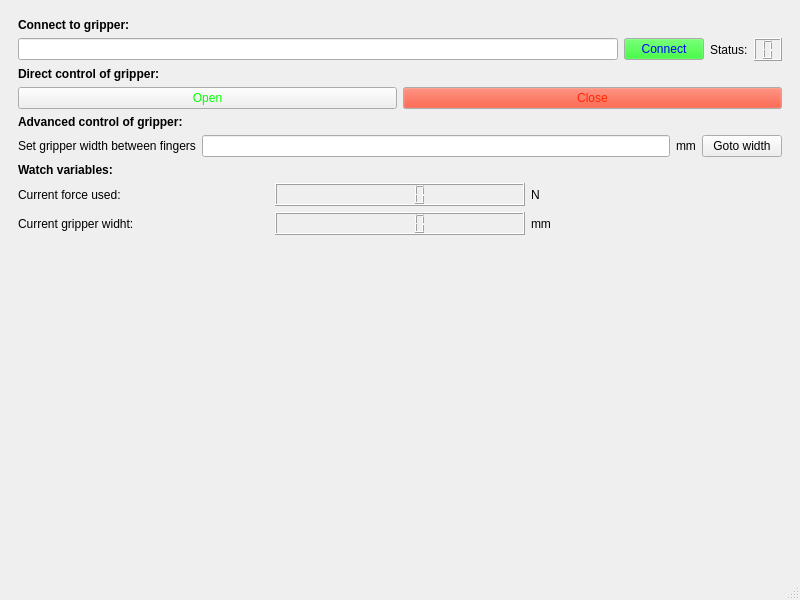
Before: the Qt Designer form Cpp Rasbarry PI/RobotHand/MainWindow.ui in Andreasgdp/Robot-hand-semester-2, drawn with Qt 5.
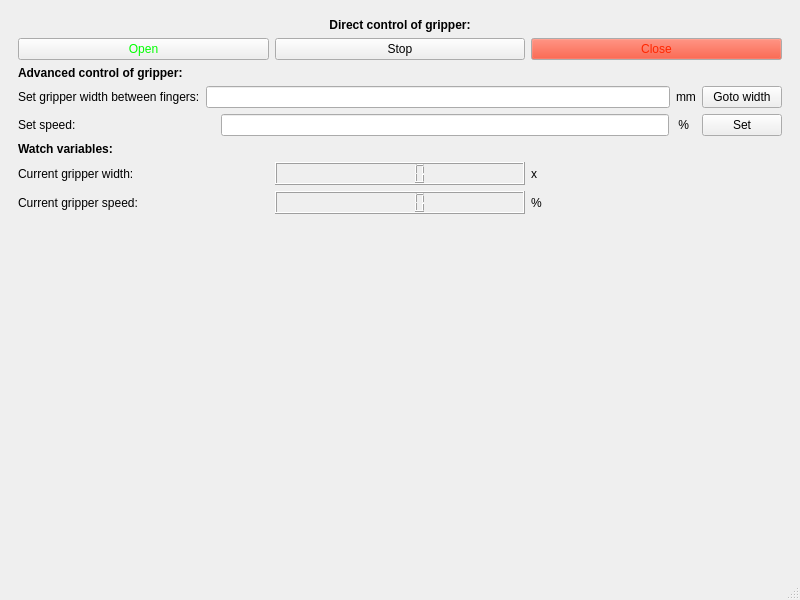
After: the same form once the commit is applied. Icons and pictures are not drawn.

The edit to the form file:
```diff
--- a/Cpp Rasbarry PI/RobotHand/MainWindow.ui
+++ b/Cpp Rasbarry PI/RobotHand/MainWindow.ui
@@ -33,135 +33,6 @@
        <item>
         <widget class="QWidget" name="widget_2" native="true">
          <layout class="QVBoxLayout" name="verticalLayout_3">
-          <item>
-           <widget class="QLabel" name="ConnectLabel">
-            <property name="font">
-             <font>
-              <weight>75</weight>
-              <bold>true</bold>
-             </font>
-            </property>
-            <property name="text">
-             <string>Connect to gripper:</string>
-            </property>
-            <property name="textFormat">
-             <enum>Qt::RichText</enum>
-            </property>
-           </widget>
-          </item>
-          <item>
-           <widget class="QWidget" name="Connectwidget" native="true">
-            <layout class="QHBoxLayout" name="horizontalLayout">
-             <property name="leftMargin">
-              <number>0</number>
-             </property>
-             <property name="topMargin">
-              <number>0</number>
-             </property>
-             <property name="rightMargin">
-              <number>0</number>
-             </property>
-             <property name="bottomMargin">
-              <number>0</number>
-             </property>
-             <item>
-              <widget class="QLineEdit" name="lConnect"/>
-             </item>
-             <item>
-              <widget class="QPushButton" name="btConnect">
-               <property name="palette">
-                <palette>
-                 <active>
-                  <colorrole role="Button">
-                   <brush brushstyle="SolidPattern">
-                    <color alpha="255">
-                     <red>0</red>
-                     <green>249</green>
-                     <blue>0</blue>
-                    </color>
-                   </brush>
-                  </colorrole>
-                  <colorrole role="ButtonText">
-                   <brush brushstyle="SolidPattern">
-                    <color alpha="255">
-                     <red>0</red>
-                     <green>0</green>
-                     <blue>255</blue>
-                    </color>
-                   </brush>
-                  </colorrole>
-                 </active>
-                 <inactive>
-                  <colorrole role="Button">
-                   <brush brushstyle="SolidPattern">
-                    <color alpha="255">
-                     <red>0</red>
-                     <green>249</green>
-                     <blue>0</blue>
-                    </color>
-                   </brush>
-                  </colorrole>
-                  <colorrole role="ButtonText">
-                   <brush brushstyle="SolidPattern">
-                    <color alpha="255">
-                     <red>0</red>
-                     <green>0</green>
-                     <blue>255</blue>
-                    </color>
-                   </brush>
-                  </colorrole>
-                 </inactive>
-                 <disabled>
-                  <colorrole role="Button">
-                   <brush brushstyle="SolidPattern">
-                    <color alpha="255">
-                     <red>0</red>
-                     <green>249</green>
-                     <blue>0</blue>
-                    </color>
-                   </brush>
-                  </colorrole>
-                  <colorrole role="ButtonText">
-                   <brush brushstyle="SolidPattern">
-                    <color alpha="255">
-                     <red>120</red>
-                     <green>120</green>
-                     <blue>120</blue>
-                    </color>
-                   </brush>
-                  </colorrole>
-                 </disabled>
-                </palette>
-               </property>
-               <property name="text">
-                <string>Connect</string>
-               </property>
-               <property name="icon">
-                <iconset theme="Green">
-                 <normaloff>.</normaloff>.</iconset>
-               </property>
-              </widget>
-             </item>
-             <item>
-              <widget class="QLabel" name="label_4">
-               <property name="text">
-                <string>Status:</string>
-               </property>
-              </widget>
-             </item>
-             <item>
-              <widget class="QLCDNumber" name="lcdStatus">
-               <property name="digitCount">
-                <number>1</number>
-               </property>
-               <property name="intValue" stdset="0">
-                <number>0</number>
-               </property>
-              </widget>
-             </item>
-            </layout>
-           </widget>
-          </item>
           <item>
            <widget class="QLabel" name="label">
             <property name="font">
@@ -176,6 +47,9 @@
             <property name="textFormat">
              <enum>Qt::RichText</enum>
             </property>
+            <property name="alignment">
+             <set>Qt::AlignBottom|Qt::AlignHCenter</set>
+            </property>
            </widget>
           </item>
           <item>
@@ -243,6 +117,17 @@
                </property>
               </widget>
              </item>
+             <item>
+              <widget class="QPushButton" name="btConnect">
+               <property name="text">
+                <string>Stop</string>
+               </property>
+               <property name="icon">
+                <iconset theme="green">
+                 <normaloff>.</normaloff>.</iconset>
+               </property>
+              </widget>
+             </item>
              <item>
               <widget class="QPushButton" name="btClose">
                <property name="palette">
@@ -351,7 +236,7 @@
              <item>
               <widget class="QLabel" name="label_3">
                <property name="text">
-                <string>Set gripper width between fingers</string>
+                <string>Set gripper width between fingers:</string>
                </property>
                <property name="textFormat">
                 <enum>Qt::PlainText</enum>
@@ -378,6 +263,73 @@
             </layout>
            </widget>
           </item>
+          <item>
+           <widget class="QWidget" name="speedWidget" native="true">
+            <layout class="QHBoxLayout" name="horizontalLayout">
+             <property name="leftMargin">
+              <number>0</number>
+             </property>
+             <property name="topMargin">
+              <number>0</number>
+             </property>
+             <property name="rightMargin">
+              <number>0</number>
+             </property>
+             <property name="bottomMargin">
+              <number>0</number>
+             </property>
+             <item>
+              <widget class="QLabel" name="SpeedLabel">
+               <property name="font">
+                <font>
+                 <weight>50</weight>
+                 <bold>false</bold>
+                </font>
+               </property>
+               <property name="text">
+                <string>Set speed:</string>
+               </property>
+               <property name="textFormat">
+                <enum>Qt::RichText</enum>
+               </property>
+              </widget>
+             </item>
+             <item>
+              <spacer name="horizontalSpacer">
+               <property name="orientation">
+                <enum>Qt::Horizontal</enum>
+               </property>
+               <property name="sizeType">
+                <enum>QSizePolicy::Fixed</enum>
+               </property>
+               <property name="sizeHint" stdset="0">
+                <size>
+                 <width>139</width>
+                 <height>20</height>
+                </size>
+               </property>
+              </spacer>
+             </item>
+             <item>
+              <widget class="QLineEdit" name="leSpeed"/>
+             </item>
+             <item>
+              <widget class="QLabel" name="label_4">
+               <property name="text">
+                <string> %  </string>
+               </property>
+              </widget>
+             </item>
+             <item>
+              <widget class="QPushButton" name="btSetSpeed">
+               <property name="text">
+                <string>Set</string>
+               </property>
+              </widget>
+             </item>
+            </layout>
+           </widget>
+          </item>
           <item>
            <widget class="QLabel" name="label_6">
             <property name="font">
@@ -406,44 +358,44 @@
              <property name="bottomMargin">
               <number>0</number>
              </property>
-             <item row="1" column="2">
-              <widget class="QLabel" name="label_10">
-               <property name="text">
-                <string>mm</string>
-               </property>
-              </widget>
-             </item>
              <item row="1" column="0">
               <widget class="QLabel" name="label_9">
                <property name="text">
-                <string>Current gripper widht:</string>
+                <string>Current gripper speed:</string>
+               </property>
+              </widget>
+             </item>
+             <item row="0" column="2">
+              <widget class="QLabel" name="label_8">
+               <property name="text">
+                <string>x</string>
                </property>
               </widget>
              </item>
              <item row="0" column="0">
               <widget class="QLabel" name="label_7">
                <property name="text">
-                <string>Current force used:</string>
+                <string>Current gripper width:</string>
                </property>
               </widget>
              </item>
              <item row="1" column="1">
-              <widget class="QLCDNumber" name="lcdWidth"/>
+              <widget class="QLCDNumber" name="lcdSpeed"/>
+             </item>
+             <item row="1" column="2">
+              <widget class="QLabel" name="label_10">
+               <property name="text">
+                <string>%</string>
+               </property>
+              </widget>
              </item>
              <item row="0" column="1">
-              <widget class="QLCDNumber" name="lcdForce">
+              <widget class="QLCDNumber" name="lcdWidth">
                <property name="smallDecimalPoint">
                 <bool>false</bool>
                </property>
               </widget>
              </item>
-             <item row="0" column="2">
-              <widget class="QLabel" name="label_8">
-               <property name="text">
-                <string>N</string>
-               </property>
-              </widget>
-             </item>
             </layout>
            </widget>
           </item>
```
